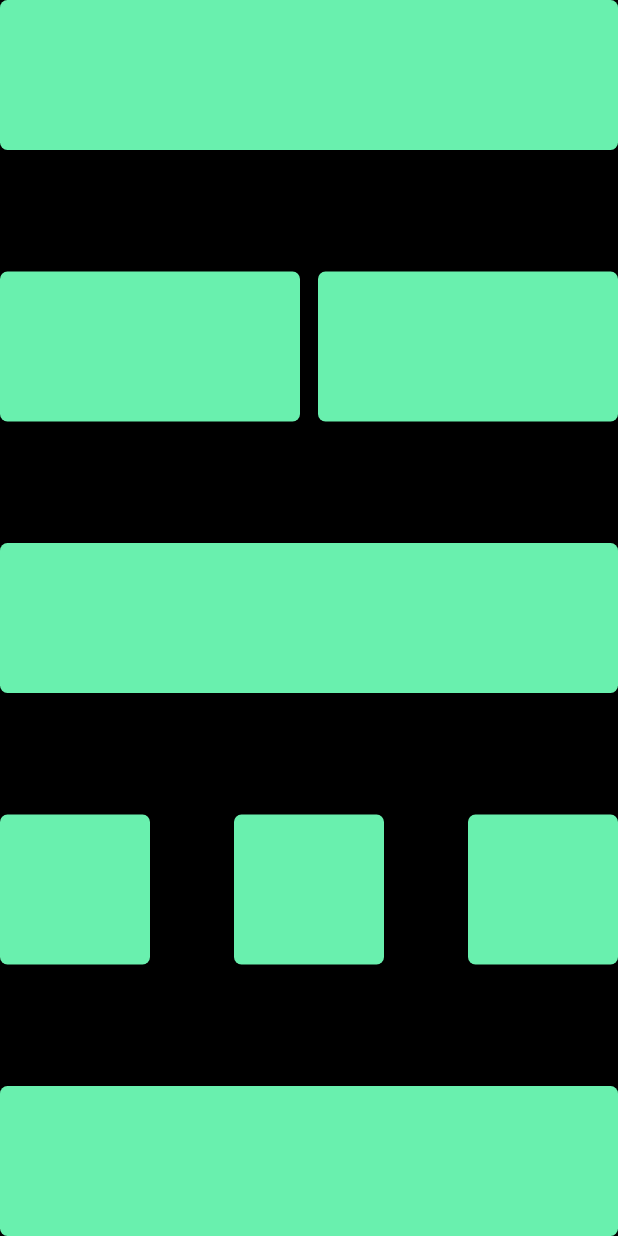
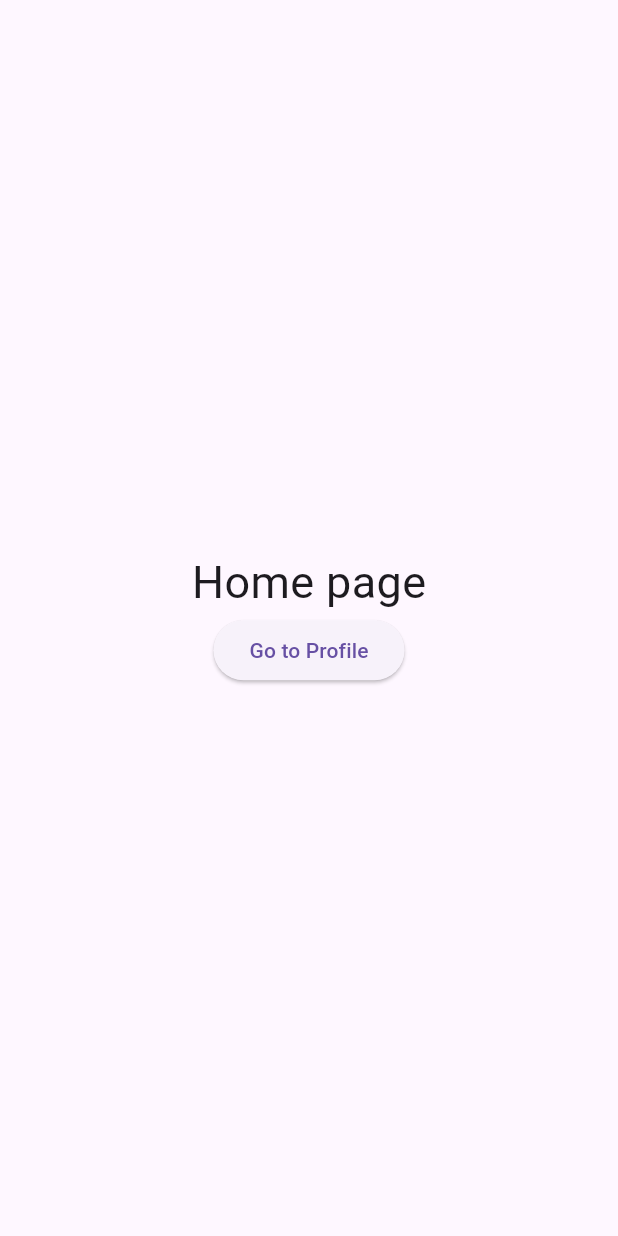
Before and after one commit to Ashan-TUF/flutter_my_first_project, a Flutter app: the screen it shows after launch, on a phone screen of 412 x 824 dp. Run offline on Flutter 3.47's test engine with Material 3 defaults, Android fonts, the phone set to English and light mode, and no system bars; our stand-ins replace go_router.

Commit message:
switch_pages | 01-07-2024

```diff
--- a/lib/main.dart
+++ b/lib/main.dart
@@ -1,4 +1,6 @@
 import 'package:flutter/material.dart';
+import 'package:my_first_app/router/router.dart';
+
 
 void main() {
   runApp(const MyApp());
@@ -9,92 +11,9 @@ class MyApp extends StatelessWidget {
 
   @override
   Widget build(BuildContext context) {
-    return MaterialApp(
-      title: "app Demo",
-      home: SafeArea(
-        child: Scaffold(
-          backgroundColor: Colors.black,
-          body: Column(
-            mainAxisAlignment: MainAxisAlignment.spaceBetween,
-            children: [
-              Container(
-                width: double.infinity,
-                height: 100,
-                decoration: BoxDecoration(
-                  color: Colors.greenAccent,
-                  borderRadius: BorderRadius.circular(5),
-                ),
-              ),
-              Row(
-                mainAxisAlignment: MainAxisAlignment.spaceBetween,
-                children: [
-                  Container(
-                    width: 200,
-                    height: 100,
-                    decoration: BoxDecoration(
-                      color: Colors.greenAccent,
-                      borderRadius: BorderRadius.circular(5),
-                    ),
-                  ),
-                  Container(
-                    width: 200,
-                    height: 100,
-                    decoration: BoxDecoration(
-                      color: Colors.greenAccent,
-                      borderRadius: BorderRadius.circular(5),
-                    ),
-                  ),
-                ],
-              ),
-               Container(
-                width: double.infinity,
-                height: 100,
-                decoration: BoxDecoration(
-                  color: Colors.greenAccent,
-                  borderRadius: BorderRadius.circular(5),
-                ),
-              ),
-              Row(
-                mainAxisAlignment: MainAxisAlignment.spaceBetween,
-                children: [
-                  Container(
-                    width: 100,
-                    height: 100,
-                    decoration: BoxDecoration(
-                      color: Colors.greenAccent,
-                      borderRadius: BorderRadius.circular(5),
-                    ),
-                  ),
-                  Container(
-                    width: 100,
-                    height: 100,
-                    decoration: BoxDecoration(
-                      color: Colors.greenAccent,
-                      borderRadius: BorderRadius.circular(5),
-                    ),
-                  ),
-                   Container(
-                    width: 100,
-                    height: 100,
-                    decoration: BoxDecoration(
-                      color: Colors.greenAccent,
-                      borderRadius: BorderRadius.circular(5),
-                    ),
-                  ),
-                ],
-              ),
-               Container(
-                width: double.infinity,
-                height: 100,
-                decoration: BoxDecoration(
-                  color: Colors.greenAccent,
-                  borderRadius: BorderRadius.circular(5),
-                ),
-              ),
-            ],
-          ),
-        ),
-      ),
-    );
+    return MaterialApp.router(
+      debugShowCheckedModeBanner: false,
+   routerConfig: RouterClass().router,
+     );
   }
 }
--- /dev/null
+++ b/lib/pages/home_page.dart
@@ -0,0 +1,29 @@
+import 'package:flutter/material.dart';
+import 'package:go_router/go_router.dart';
+
+class HomePage extends StatelessWidget {
+  const HomePage({super.key});
+
+  @override
+  Widget build(BuildContext context) {
+    return Scaffold(
+      body: Column(
+        mainAxisAlignment: MainAxisAlignment.center,
+        children: [
+          const Center(
+            child: Text(
+              "Home page",
+              style: TextStyle(fontSize: 30),
+            ),
+          ),
+          ElevatedButton(
+            onPressed: () {
+              GoRouter.of(context).go("/profile");
+            },
+            child: Text("Go to Profile"),
+          ),
+        ],
+      ),
+    );
+  }
+}
--- /dev/null
+++ b/lib/pages/profile_page.dart
@@ -0,0 +1,32 @@
+import 'package:flutter/material.dart';
+import 'package:flutter/widgets.dart';
+import 'package:go_router/go_router.dart';
+
+class ProfilePage extends StatelessWidget {
+  const ProfilePage({super.key});
+
+  @override
+  Widget build(BuildContext context) {
+    return Scaffold(
+      body: Column(
+        mainAxisAlignment: MainAxisAlignment.center,
+        children: [
+          const Center(
+            child: Text(
+              "Profile page",
+              style: TextStyle(
+                fontSize: 30,
+              ),
+            ),
+          ),
+          ElevatedButton(
+            onPressed: () {
+              GoRouter.of(context).go("/");
+            },
+            child: Text("Go to Home"),
+          ),
+        ],
+      ),
+    );
+  }
+}
--- /dev/null
+++ b/lib/router/router.dart
@@ -0,0 +1,26 @@
+import 'package:go_router/go_router.dart';
+import 'package:my_first_app/pages/home_page.dart';
+import 'package:my_first_app/pages/profile_page.dart';
+
+class RouterClass {
+  final router = GoRouter(
+    initialLocation: "/",
+    routes: [
+      //HomePage
+      GoRoute(
+        path: "/",
+        builder: (context, state) {
+          return const HomePage();
+        },
+      ),
+
+      //Profile page
+      GoRoute(
+        path: "/profile",
+        builder: (context, state) {
+          return const ProfilePage();
+        },
+      )
+    ],
+  );
+}
--- a/pubspec.yaml
+++ b/pubspec.yaml
@@ -35,6 +35,7 @@ dependencies:
   # The following adds the Cupertino Icons font to your application.
   # Use with the CupertinoIcons class for iOS style icons.
   cupertino_icons: ^1.0.6
+  go_router: ^14.2.0
 
 dev_dependencies:
   flutter_test:
```
Also changed, not shown: pubspec.lock.
